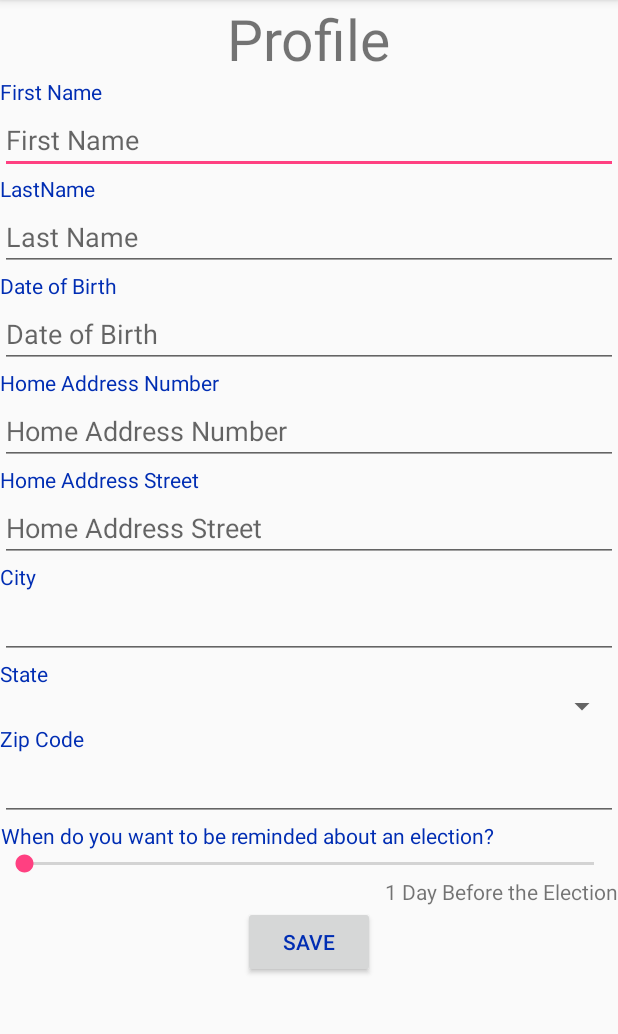
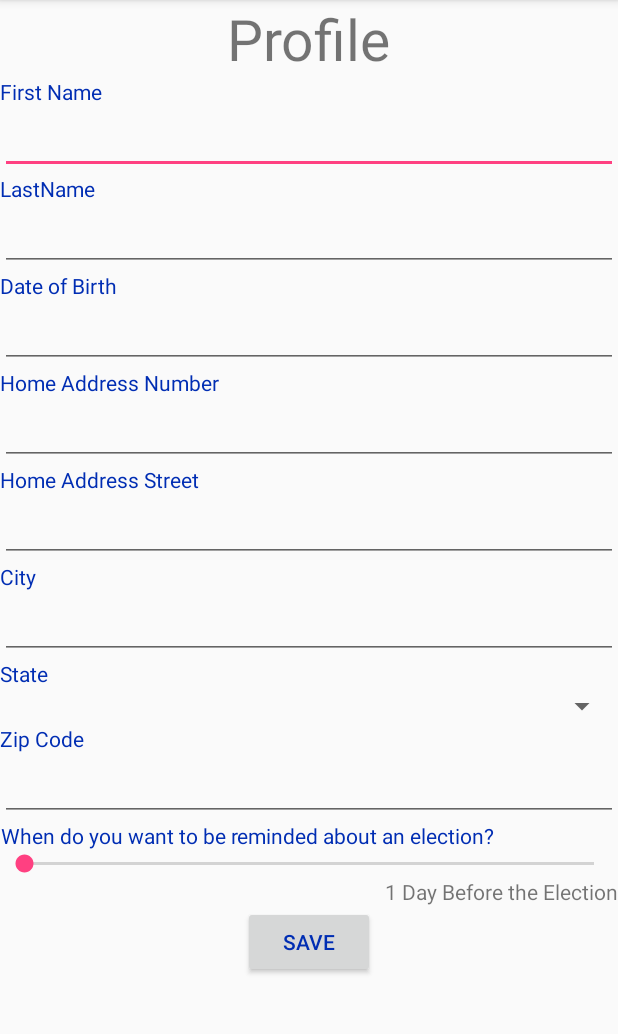
Before and after one commit to Phunkenstein/votair, an Android app: the fragment ProfileFragment shown on its own in the app's theme, on a phone screen of 412 x 824 dp, the part 84-1118 px from its top. Run offline under Robolectric (Android 15) with nearby library versions, the phone set to English and light mode, and no system bars; libraries missing offline, so code that uses them is left out: com.google.api.client; 2 statements that could not run were skipped.

Commit message:
Removed hints from profile UI fields as they were redundant with the titles above them.

```diff
--- a/app/src/main/res/layout/fragment_profile.xml
+++ b/app/src/main/res/layout/fragment_profile.xml
@@ -31,7 +31,6 @@
             android:layout_width="match_parent"
             android:layout_height="wrap_content"
             android:inputType="textPersonName"
-            android:hint="@string/first_name"
             android:ems="10"
             android:id="@+id/firstNameid"
             android:layout_gravity="center_horizontal"/>
@@ -48,7 +47,6 @@
             android:layout_width="match_parent"
             android:layout_height="wrap_content"
             android:inputType="textPersonName"
-            android:hint="@string/last_name"
             android:ems="10"
             android:id="@+id/lastNameid"
             android:layout_gravity="center_horizontal" />
@@ -67,8 +65,7 @@
             android:inputType="date"
             android:ems="10"
             android:id="@+id/dateOfBirthid"
-            android:layout_gravity="center_horizontal"
-            android:hint="@string/date_of_birth" />
+            android:layout_gravity="center_horizontal" />
 
         <TextView
             android:layout_width="wrap_content"
@@ -84,8 +81,7 @@
             android:inputType="number"
             android:ems="10"
             android:id="@+id/houseNumberId"
-            android:layout_gravity="center_horizontal"
-            android:hint="@string/home_address_number" />
+            android:layout_gravity="center_horizontal"/>
 
         <TextView
             android:layout_width="wrap_content"
@@ -99,8 +95,7 @@
             android:layout_width="match_parent"
             android:layout_height="wrap_content"
             android:id="@+id/homeAddressStreetId"
-            android:layout_gravity="center_horizontal"
-            android:hint="@string/home_address_street" />
+            android:layout_gravity="center_horizontal"/>
 
         <TextView
             android:layout_width="wrap_content"
```
